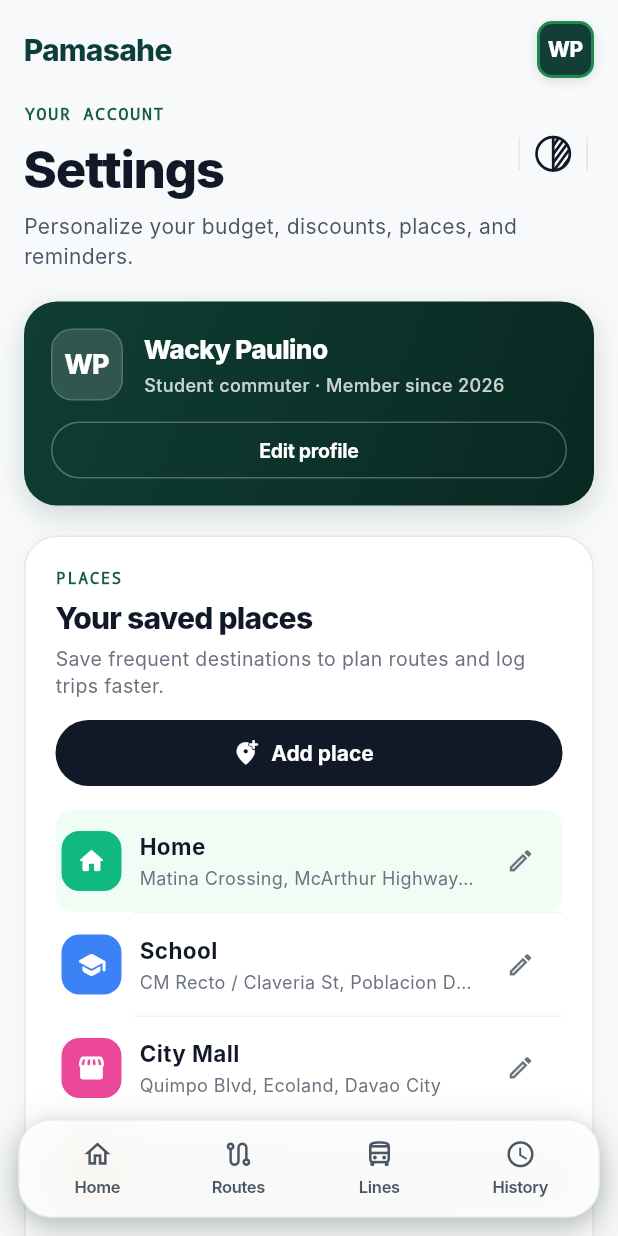
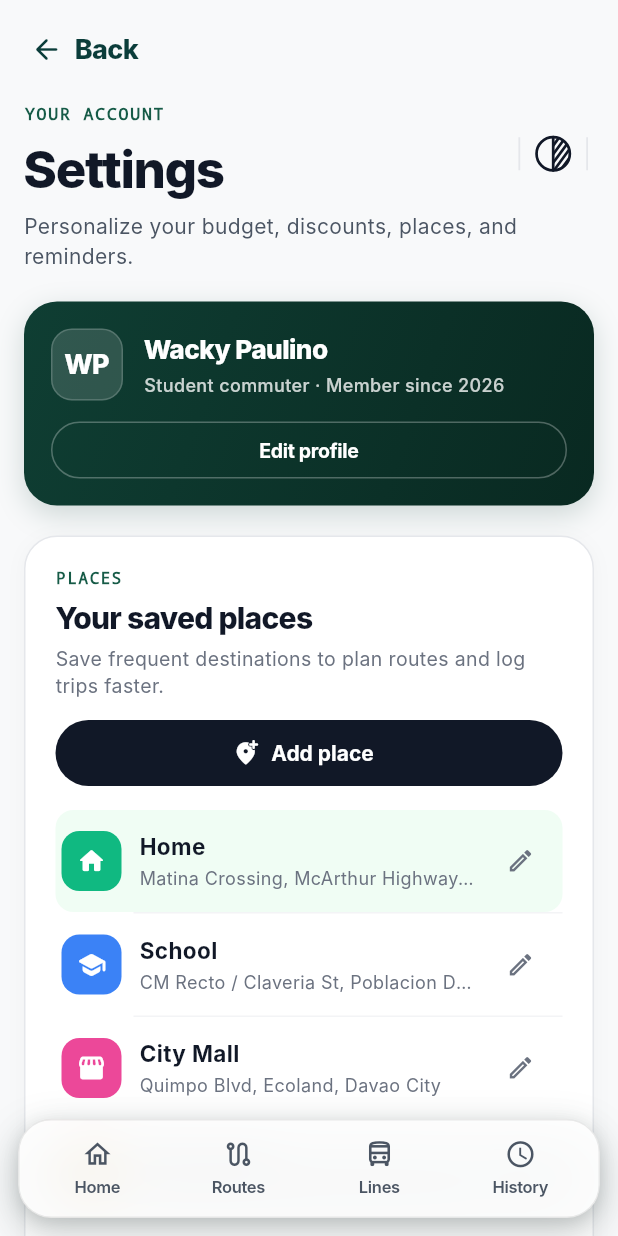
Before and after one commit to itskyanne/Pamasahe, a Flutter app: the screen it shows after launch, after a tap on "WP", on a phone screen of 412 x 824 dp. Run offline on Flutter 3.47's test engine with Material 3 defaults, Android fonts, the phone set to English and light mode, and no system bars; our stand-ins replace supabase_flutter; missing offline and left inert: dart:html; accounts and stored records are empty; Roboto replaces fonts that are missing (Inter).

Commit message:
feat(navigation): implement nested sub-page navigation flow for Settings route with back button and avatar suppression

```diff
--- a/lib/screens/main_scaffold.dart
+++ b/lib/screens/main_scaffold.dart
@@ -16,6 +16,7 @@ class MainScaffold extends StatefulWidget {
 
 class _MainScaffoldState extends State<MainScaffold> {
   int _currentIndex = 0;
+  int _previousIndex = 0;
   late final List<Widget> _tabs;
 
   @override
@@ -26,22 +27,42 @@ class _MainScaffoldState extends State<MainScaffold> {
       RoutesTab(onNavigateToSettings: () => _onNavigateToTab(4)),
       LinesTab(onNavigateToSettings: () => _onNavigateToTab(4)),
       HistoryTab(onNavigateToSettings: () => _onNavigateToTab(4)),
-      SettingsTab(onNavigateToTab: _onNavigateToTab),
+      SettingsTab(
+        onNavigateToTab: _onNavigateToTab,
+        onBack: _onBackFromSettings,
+      ),
     ];
   }
 
   void _onNavigateToTab(int index) {
     FocusManager.instance.primaryFocus?.unfocus();
     if (_currentIndex != index) {
+      if (index == 4 && _currentIndex != 4) {
+        _previousIndex = _currentIndex;
+      }
       setState(() => _currentIndex = index);
     }
+  }
+
+  void _onBackFromSettings() {
+    FocusManager.instance.primaryFocus?.unfocus();
+    setState(() {
+      _currentIndex = (_previousIndex >= 0 && _previousIndex < 4) ? _previousIndex : 0;
+    });
   }
 
   @override
   Widget build(BuildContext context) {
     final bgColor = Theme.of(context).scaffoldBackgroundColor;
 
-    return Scaffold(
+    return PopScope(
+      canPop: _currentIndex != 4,
+      onPopInvokedWithResult: (didPop, _) {
+        if (!didPop && _currentIndex == 4) {
+          _onBackFromSettings();
+        }
+      },
+      child: Scaffold(
         backgroundColor: bgColor,
         extendBody: true,
         body: ColoredBox(
@@ -54,6 +75,7 @@ class _MainScaffoldState extends State<MainScaffold> {
         bottomNavigationBar: _FloatingBottomNavBar(
           currentIndex: _currentIndex,
           onTap: _onNavigateToTab,
+        ),
       ),
     );
   }
--- a/lib/screens/settings/settings_tab.dart
+++ b/lib/screens/settings/settings_tab.dart
@@ -11,10 +11,12 @@ import '../../widgets/theme_toggle_button.dart';
 
 class SettingsTab extends StatefulWidget {
   final ValueChanged<int>? onNavigateToTab;
+  final VoidCallback? onBack;
 
   const SettingsTab({
     super.key,
     this.onNavigateToTab,
+    this.onBack,
   });
 
   @override
@@ -23,6 +25,16 @@ class SettingsTab extends StatefulWidget {
 
 class _SettingsTabState extends State<SettingsTab> {
   int _selectedPlaceIndex = 0;
+
+  void _handleBack(BuildContext context) {
+    if (widget.onBack != null) {
+      widget.onBack!();
+    } else if (Navigator.of(context).canPop()) {
+      Navigator.of(context).pop();
+    } else if (widget.onNavigateToTab != null) {
+      widget.onNavigateToTab!(0);
+    }
+  }
 
   void _openMapPlacePicker(BuildContext context, {SavedPlace? initialPlace, bool isViewOnly = false}) {
     Navigator.of(context).push(
@@ -276,9 +288,12 @@ class _SettingsTabState extends State<SettingsTab> {
                   child: Column(
                     crossAxisAlignment: CrossAxisAlignment.start,
                     children: [
-                      // 1. TOP HEADER (Pamasahe wordmark + User Avatar)
-                      const PamasaheTopBar(
+                      // 1. TOP HEADER (Back navigation button, hides redundant profile avatar)
+                      PamasaheTopBar(
+                        showBackButton: true,
+                        showProfileAvatar: false,
                         isSettingsActive: true,
+                        onBackPressed: () => _handleBack(context),
                       ),
 
                       const SizedBox(height: 16),
--- a/lib/widgets/app_button.dart
+++ b/lib/widgets/app_button.dart
@@ -1,5 +1,4 @@
 import 'package:flutter/material.dart';
-import '../theme/app_colors.dart';
 
 /// Available visual variants for [AppButton], matching modern minimalist pill design.
 enum AppButtonVariant {
--- a/lib/widgets/pamasahe_top_bar.dart
+++ b/lib/widgets/pamasahe_top_bar.dart
@@ -2,14 +2,31 @@ import 'package:flutter/material.dart';
 import '../state/app_scope.dart';
 import '../theme/app_colors.dart';
 
+/// Top bar header component for Pamasahe.
+///
+/// On primary tabs (Home, Routes, Lines, History), displays the brand wordmark
+/// on the left and the commuter profile avatar shortcut on the right.
+///
+/// On nested sub-pages such as Settings/Profile view, conditionally:
+/// 1. Hides the redundant profile avatar from the top-right corner.
+/// 2. Displays a standard, accessible back navigation element (`←` arrow + title)
+///    in the top-left position that triggers back navigation with fallback.
 class PamasaheTopBar extends StatelessWidget {
   final VoidCallback? onSettingsTap;
   final bool isSettingsActive;
+  final bool showBackButton;
+  final VoidCallback? onBackPressed;
+  final bool showProfileAvatar;
+  final String? title;
 
   const PamasaheTopBar({
     super.key,
     this.onSettingsTap,
     this.isSettingsActive = false,
+    this.showBackButton = false,
+    this.onBackPressed,
+    this.showProfileAvatar = true,
+    this.title,
   });
 
   @override
@@ -17,20 +34,69 @@ class PamasaheTopBar extends StatelessWidget {
     final state = AppStateScope.of(context);
     final initials = state.userInitials;
     final isDark = Theme.of(context).brightness == Brightness.dark;
+    final primaryColor = isDark ? AppColors.darkTextPrimary : AppColors.deepGreen;
 
     return Row(
       mainAxisAlignment: MainAxisAlignment.spaceBetween,
       crossAxisAlignment: CrossAxisAlignment.center,
       children: [
+        // --- 1. TOP-LEFT NAVIGATION / WORDMARK ---
+        if (showBackButton)
+          Semantics(
+            button: true,
+            label: 'Go back',
+            child: Material(
+              color: Colors.transparent,
+              child: InkWell(
+                key: const ValueKey('settings_back_button'),
+                onTap: onBackPressed ?? () {
+                  if (Navigator.of(context).canPop()) {
+                    Navigator.of(context).pop();
+                  }
+                },
+                borderRadius: BorderRadius.circular(12),
+                hoverColor: primaryColor.withValues(alpha: 0.06),
+                splashColor: primaryColor.withValues(alpha: 0.12),
+                child: Padding(
+                  padding: const EdgeInsets.symmetric(horizontal: 4, vertical: 6),
+                  child: Row(
+                    mainAxisSize: MainAxisSize.min,
+                    children: [
+                      Icon(
+                        Icons.arrow_back_rounded,
+                        color: primaryColor,
+                        size: 22,
+                      ),
+                      const SizedBox(width: 8),
                       Text(
-          'Pamasahe',
+                        title ?? 'Back',
                         style: TextStyle(
-            color: isDark ? AppColors.darkTextPrimary : AppColors.deepGreen,
+                          color: primaryColor,
+                          fontSize: 18,
+                          fontWeight: FontWeight.w800,
+                          letterSpacing: -0.4,
+                        ),
+                      ),
+                    ],
+                  ),
+                ),
+              ),
+            ),
+          )
+        else
+          Text(
+            title ?? 'Pamasahe',
+            style: TextStyle(
+              color: primaryColor,
               fontSize: 20,
               fontWeight: FontWeight.w800,
               letterSpacing: -0.5,
             ),
           ),
+
+        // --- 2. TOP-RIGHT PROFILE AVATAR SHORTCUT ---
+        // Conditionally hidden on Settings/Profile routes to prevent redundant shortcuts
+        if (showProfileAvatar && !isSettingsActive)
           Semantics(
             button: true,
             label: 'Account and Settings',
@@ -49,10 +115,8 @@ class PamasaheTopBar extends StatelessWidget {
                     color: isDark ? const Color(0xFF16191F) : const Color(0xFF133E37),
                     borderRadius: BorderRadius.circular(10),
                     border: Border.all(
-                    color: isSettingsActive
-                        ? (isDark ? AppColors.darkMainGreen : AppColors.mainGreen)
-                        : (isDark ? AppColors.darkBorderSubtle : Colors.white.withValues(alpha: 0.22)),
-                    width: isSettingsActive ? 2.0 : 1.2,
+                      color: isDark ? AppColors.darkBorderSubtle : Colors.white.withValues(alpha: 0.22),
+                      width: 1.2,
                     ),
                     boxShadow: [
                       BoxShadow(
@@ -77,7 +141,10 @@ class PamasaheTopBar extends StatelessWidget {
                 ),
               ),
             ),
-        ),
+          )
+        else
+          // Placeholder maintaining symmetric alignment height without rendering avatar
+          const SizedBox(width: 38, height: 38),
       ],
     );
   }
```
Also changed, not shown: 1 other file. Lines whose indentation alone changed are shown as unchanged.
